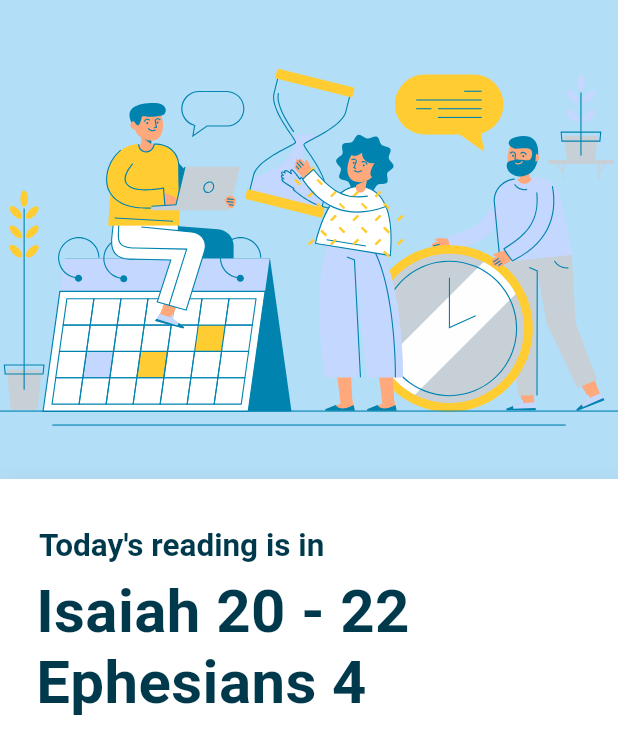
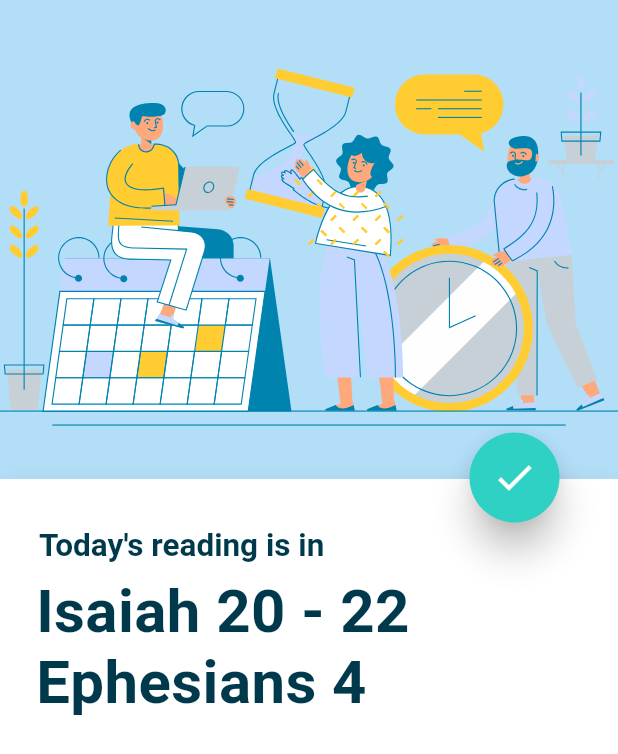
Before and after one commit to namaeconde/bible_yearly, a Flutter app: the screen it shows after launch, on a phone screen of 412 x 824 dp. Shown: the top 754 px of the screen. Run offline on Flutter 3.47's test engine with Material 2 defaults, Android fonts, the phone set to English and light mode, and no system bars; our stand-ins replace flutter_svg.

Commit message:
Add mark as read button

```diff
--- a/lib/main.dart
+++ b/lib/main.dart
@@ -1,4 +1,3 @@
-import 'package:bible_yearly/components/app_bar_ui.dart';
 import 'package:flutter/material.dart';
 import 'package:flutter/services.dart';
 import 'package:bible_yearly/app_theme.dart';
@@ -159,6 +158,27 @@ class _MyHomePageState extends State<MyHomePage> with TickerProviderStateMixin {
                   ),
                 ),
               ),
+            ),
+            Positioned(
+              top: (MediaQuery.of(context).size.width / 1.2) - 24.0 - 35,
+              right: 35,
+              child: Card(
+                color: AppTheme.buttonColor,
+                shape: RoundedRectangleBorder(
+                    borderRadius: BorderRadius.circular(50.0)),
+                elevation: 10.0,
+                child: const SizedBox(
+                  width: 60,
+                  height: 60,
+                  child: Center(
+                    child: Icon(
+                      Icons.check,
+                      color: Colors.white,
+                      size: 30,
+                    ),
+                  ),
+                ),
+              ),
             )
           ]
         )
```
